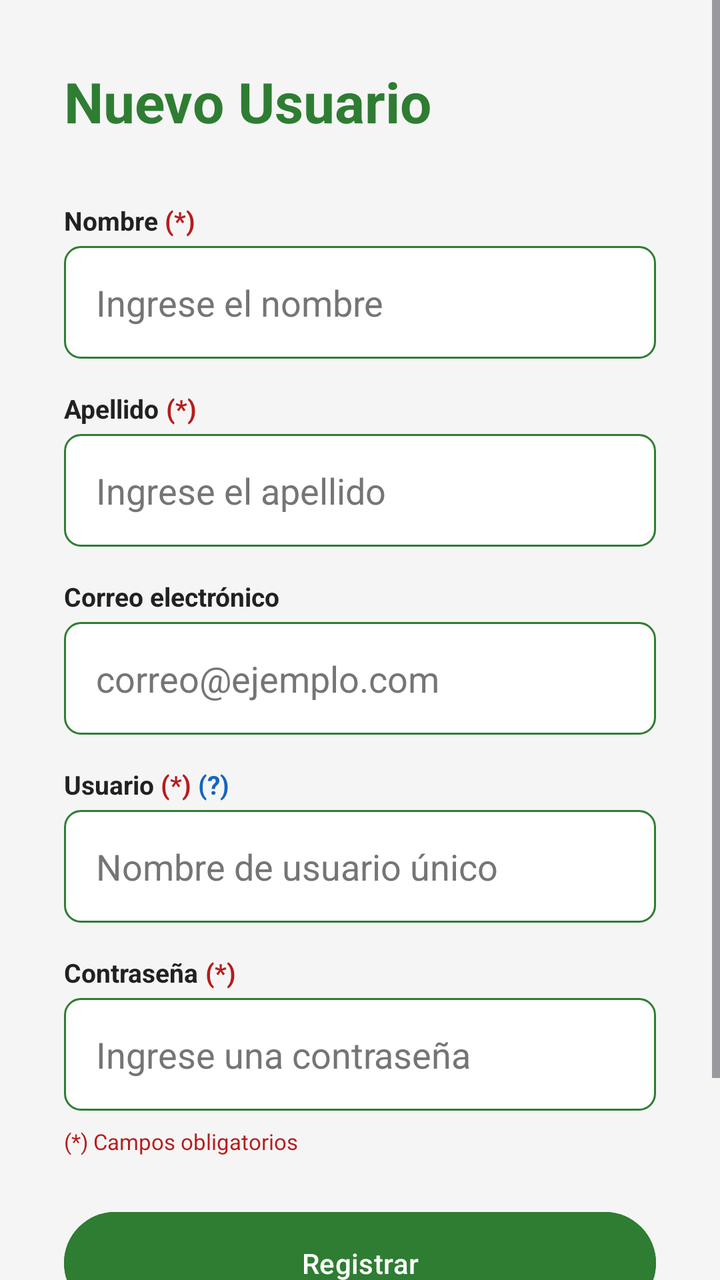
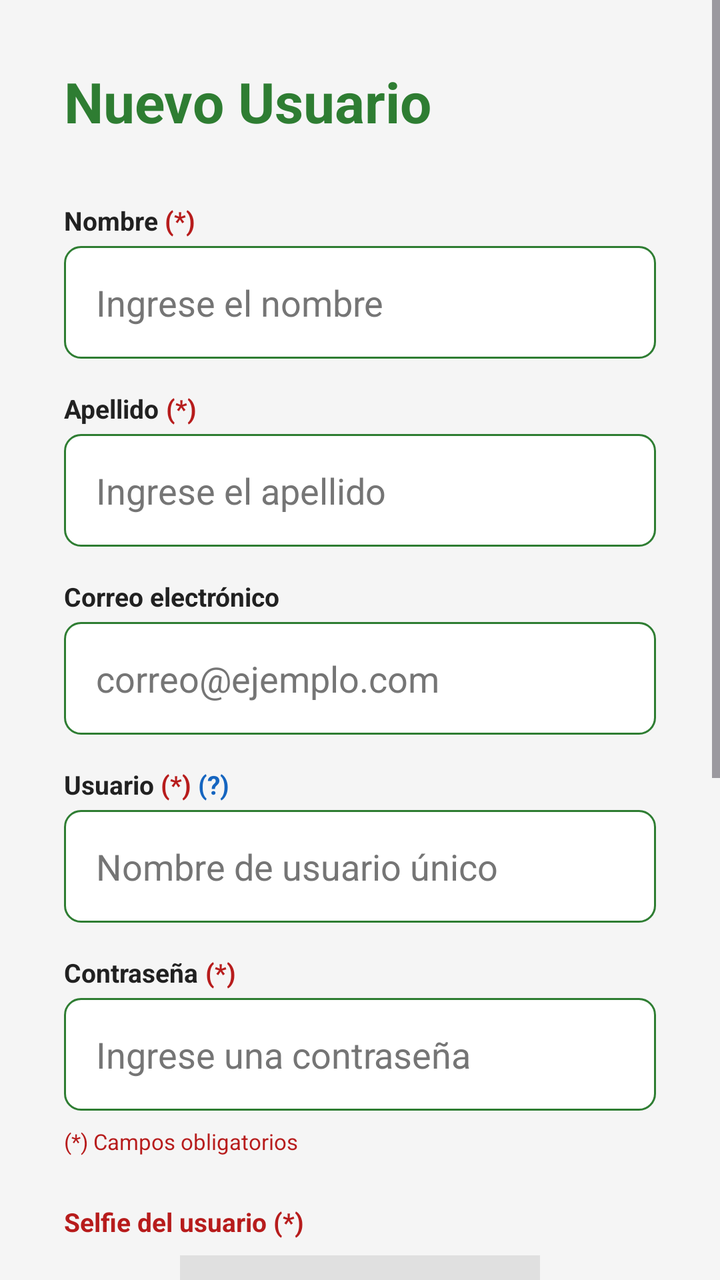

Before-and-after screenshots of an Android layout around one commit, followed by the original layout XML and the change that was made.
<!-- AndroidManifest.xml: application theme Theme.HueraDelValle -->
<!-- res/layout/activity_registro.xml -->
<?xml version="1.0" encoding="utf-8"?>
<ScrollView xmlns:android="http://schemas.android.com/apk/res/android"
    android:layout_width="match_parent"
    android:layout_height="match_parent"
    android:background="#F5F5F5">

    <LinearLayout
        android:layout_width="match_parent"
        android:layout_height="wrap_content"
        android:orientation="vertical"
        android:padding="32dp">

        
        <TextView
            android:layout_width="wrap_content"
            android:layout_height="wrap_content"
            android:text="Nuevo Usuario"
            android:textSize="28sp"
            android:textStyle="bold"
            android:textColor="#2E7D32"
            android:layout_marginBottom="32dp"/>

        
        <LinearLayout
            android:layout_width="match_parent"
            android:layout_height="wrap_content"
            android:orientation="horizontal"
            android:layout_marginBottom="4dp">

            <TextView
                android:layout_width="wrap_content"
                android:layout_height="wrap_content"
                android:text="Nombre "
                android:textSize="13sp"
                android:textColor="#212121"
                android:textStyle="bold"/>

            <TextView
                android:layout_width="wrap_content"
                android:layout_height="wrap_content"
                android:text="(*)"
                android:textSize="13sp"
                android:textColor="#B71C1C"
                android:textStyle="bold"/>

        </LinearLayout>

        <EditText
            android:id="@+id/etNombre"
            android:layout_width="match_parent"
            android:layout_height="wrap_content"
            android:hint="Ingrese el nombre"
            android:inputType="textPersonName"
            android:maxLength="50"
            android:background="@drawable/bg_input"
            android:padding="16dp"
            android:textColor="#212121"
            android:textColorHint="#757575"
            android:layout_marginBottom="16dp"/>

        
        <LinearLayout
            android:layout_width="match_parent"
            android:layout_height="wrap_content"
            android:orientation="horizontal"
            android:layout_marginBottom="4dp">

            <TextView
                android:layout_width="wrap_content"
                android:layout_height="wrap_content"
                android:text="Apellido "
                android:textSize="13sp"
                android:textColor="#212121"
                android:textStyle="bold"/>

            <TextView
                android:layout_width="wrap_content"
                android:layout_height="wrap_content"
                android:text="(*)"
                android:textSize="13sp"
                android:textColor="#B71C1C"
                android:textStyle="bold"/>

        </LinearLayout>

        <EditText
            android:id="@+id/etApellido"
            android:layout_width="match_parent"
            android:layout_height="wrap_content"
            android:hint="Ingrese el apellido"
            android:inputType="textPersonName"
            android:maxLength="50"
            android:background="@drawable/bg_input"
            android:padding="16dp"
            android:textColor="#212121"
            android:textColorHint="#757575"
            android:layout_marginBottom="16dp"/>

        
        <TextView
            android:layout_width="match_parent"
            android:layout_height="wrap_content"
            android:text="Correo electrónico"
            android:textSize="13sp"
            android:textColor="#212121"
            android:textStyle="bold"
            android:layout_marginBottom="4dp"/>

        <EditText
            android:id="@+id/etCorreoReg"
            android:layout_width="match_parent"
            android:layout_height="wrap_content"
            android:hint="correo@ejemplo.com"
            android:inputType="textEmailAddress"
            android:maxLength="100"
            android:background="@drawable/bg_input"
            android:padding="16dp"
            android:textColor="#212121"
            android:textColorHint="#757575"
            android:layout_marginBottom="16dp"/>

        
        <LinearLayout
            android:layout_width="match_parent"
            android:layout_height="wrap_content"
            android:orientation="horizontal"
            android:layout_marginBottom="4dp">

            <TextView
                android:layout_width="wrap_content"
                android:layout_height="wrap_content"
                android:text="Usuario "
                android:textSize="13sp"
                android:textColor="#212121"
                android:textStyle="bold"/>

            <TextView
                android:layout_width="wrap_content"
                android:layout_height="wrap_content"
                android:text="(*) "
                android:textSize="13sp"
                android:textColor="#B71C1C"
                android:textStyle="bold"/>

            <TextView
                android:id="@+id/tvTooltipUsuario"
                android:layout_width="wrap_content"
                android:layout_height="wrap_content"
                android:text="(?)"
                android:textSize="13sp"
                android:textColor="#1565C0"
                android:textStyle="bold"/>

        </LinearLayout>

        <EditText
            android:id="@+id/etUsuarioReg"
            android:layout_width="match_parent"
            android:layout_height="wrap_content"
            android:hint="Nombre de usuario único"
            android:inputType="textNoSuggestions"
            android:maxLength="30"
            android:background="@drawable/bg_input"
            android:padding="16dp"
            android:textColor="#212121"
            android:textColorHint="#757575"
            android:layout_marginBottom="16dp"/>

        
        <LinearLayout
            android:layout_width="match_parent"
            android:layout_height="wrap_content"
            android:orientation="horizontal"
            android:layout_marginBottom="4dp">

            <TextView
                android:layout_width="wrap_content"
                android:layout_height="wrap_content"
                android:text="Contraseña "
                android:textSize="13sp"
                android:textColor="#212121"
                android:textStyle="bold"/>

            <TextView
                android:layout_width="wrap_content"
                android:layout_height="wrap_content"
                android:text="(*)"
                android:textSize="13sp"
                android:textColor="#B71C1C"
                android:textStyle="bold"/>

        </LinearLayout>

        <EditText
            android:id="@+id/etContrasenaReg"
            android:layout_width="match_parent"
            android:layout_height="wrap_content"
            android:hint="Ingrese una contraseña"
            android:inputType="textPassword"
            android:maxLength="50"
            android:background="@drawable/bg_input"
            android:padding="16dp"
            android:textColor="#212121"
            android:textColorHint="#757575"
            android:layout_marginBottom="8dp"/>

        
        <TextView
            android:layout_width="match_parent"
            android:layout_height="wrap_content"
            android:text="(*) Campos obligatorios"
            android:textSize="11sp"
            android:textColor="#B71C1C"
            android:layout_marginBottom="24dp"/>

        
        <Button
            android:id="@+id/btnRegistrar"
            android:layout_width="match_parent"
            android:layout_height="wrap_content"
            android:text="Registrar"
            android:backgroundTint="#2E7D32"
            android:textColor="#FFFFFF"
            android:padding="16dp"/>

        
        <Button
            android:id="@+id/btnVolver"
            android:layout_width="match_parent"
            android:layout_height="wrap_content"
            android:text="Volver"
            android:backgroundTint="#FFFFFF"
            android:textColor="#2E7D32"
            android:padding="16dp"
            android:layout_marginTop="8dp"/>

    </LinearLayout>

</ScrollView>
<!-- resources referenced by this layout -->
<resources>
  <!-- drawable bg_input (drawable) -->
  <?xml version="1.0" encoding="utf-8"?>
  <shape xmlns:android="http://schemas.android.com/apk/res/android"
      android:shape="rectangle">
  
      <solid android:color="#FFFFFF"/>
  
      <stroke
          android:width="1dp"
          android:color="#2E7D32"/>
  
      <corners android:radius="8dp"/>
  
  </shape>
  <style name="Theme.HueraDelValle" parent="Base.Theme.HueraDelValle" />
  <style name="Base.Theme.HueraDelValle" parent="Theme.Material3.DayNight.NoActionBar">
          
          
      </style>
</resources>

<!-- the commit's change to res/layout/activity_registro.xml (unified diff, before → after) -->
@@ -214,6 +214,39 @@
             android:layout_marginBottom="24dp"/>
 
         
+        <TextView
+            android:layout_width="match_parent"
+            android:layout_height="wrap_content"
+            android:text="Selfie del usuario (*)"
+            android:textSize="13sp"
+            android:textColor="#B71C1C"
+            android:textStyle="bold"
+            android:layout_marginBottom="8dp"/>
+
+        
+        <ImageView
+            android:id="@+id/ivFotoUsuario"
+            android:layout_width="180dp"
+            android:layout_height="180dp"
+            android:layout_gravity="center_horizontal"
+            android:background="#E0E0E0"
+            android:contentDescription="Selfie del usuario"
+            android:scaleType="centerCrop"
+            android:src="@android:drawable/ic_menu_camera"
+            android:padding="32dp"
+            android:layout_marginBottom="8dp"/>
+
+        <Button
+            android:id="@+id/btnTomarSelfie"
+            android:layout_width="match_parent"
+            android:layout_height="wrap_content"
+            android:text="Tomar selfie"
+            android:backgroundTint="#1565C0"
+            android:textColor="#FFFFFF"
+            android:padding="14dp"
+            android:layout_marginBottom="24dp"/>
+
+        
         <Button
             android:id="@+id/btnRegistrar"
             android:layout_width="match_parent"
